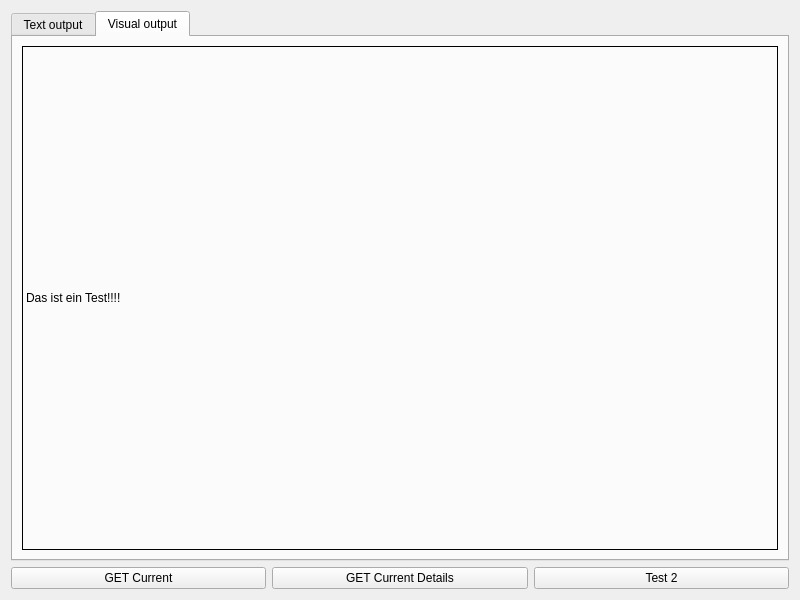
Above: src/form.ui from saridacloud/SARIDA-Edge-REST-API-Test-Client before the change. Below: the same form after it.
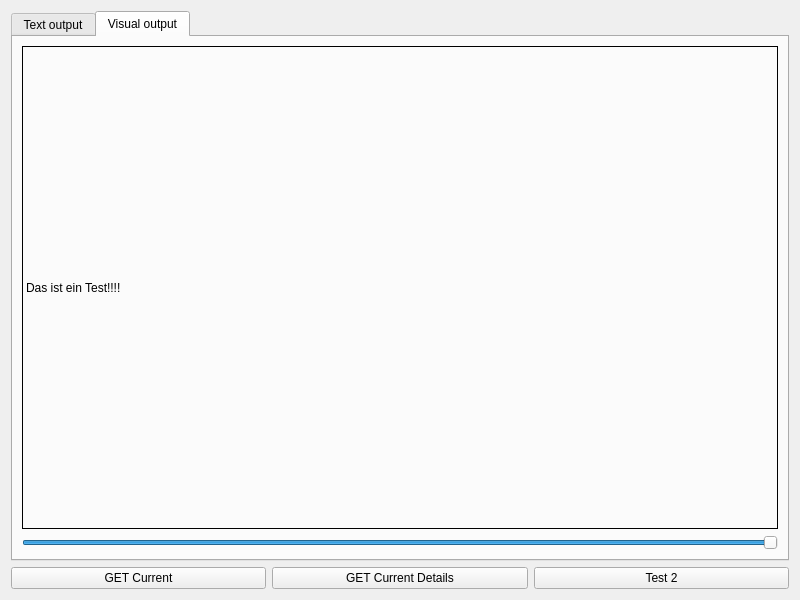
That is the form after the change.

Commit message: Add polygon drawing slider

Patch:
```diff
--- a/src/form.ui
+++ b/src/form.ui
@@ -46,6 +46,16 @@
            </property>
           </widget>
          </item>
+         <item>
+          <widget class="QSlider" name="hSliderDrawRange">
+           <property name="value">
+            <number>99</number>
+           </property>
+           <property name="orientation">
+            <enum>Qt::Horizontal</enum>
+           </property>
+          </widget>
+         </item>
         </layout>
        </widget>
       </widget>
```
The commit also changes 3 other files.
